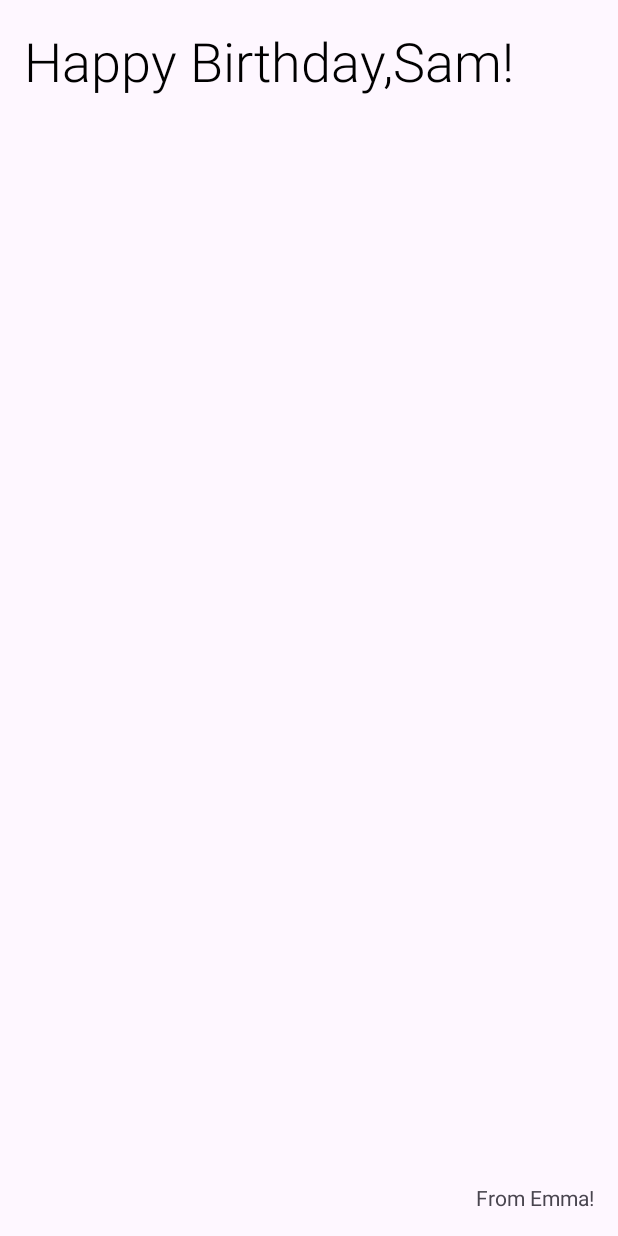
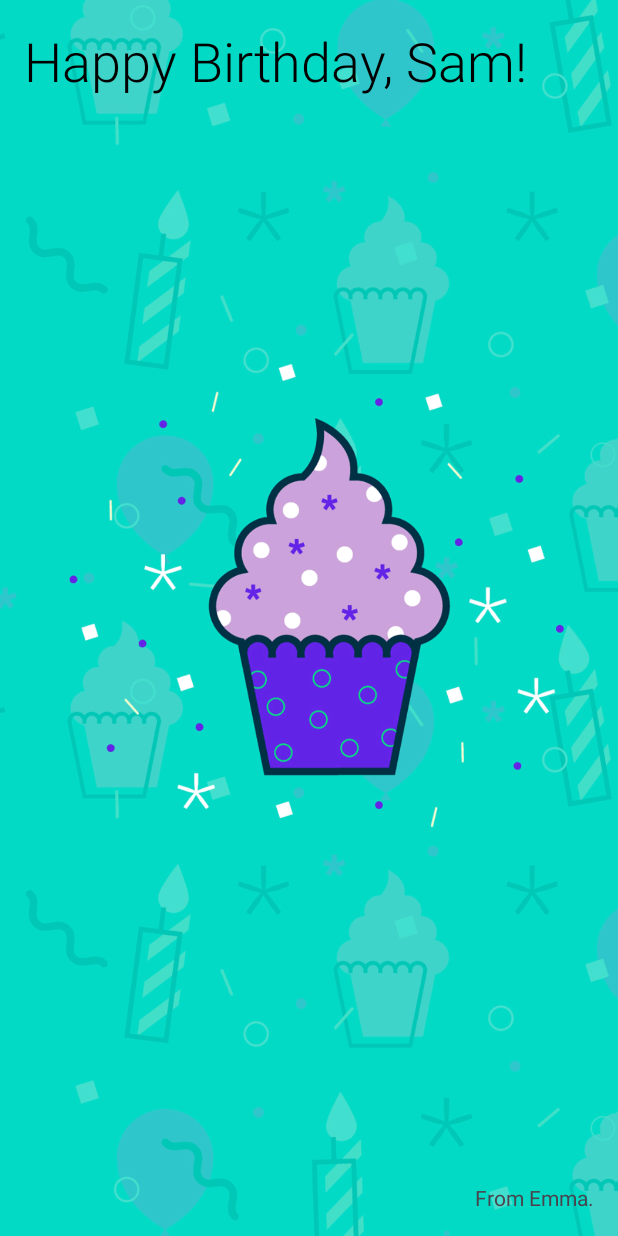
Before and after one commit to AnhLoiChu/kotlinLearning, an Android app: the screen it shows after launch (MainActivity), on a phone screen of 412 x 824 dp. Run offline under Robolectric (Android 15) with nearby library versions, the phone set to English and light mode, and no system bars.

Commit message:
lesson4.2(done)

```diff
--- a/lesson4.1_4.2/HappyBirthday/app/src/main/res/layout/activity_main.xml
+++ b/lesson4.1_4.2/HappyBirthday/app/src/main/res/layout/activity_main.xml
@@ -7,6 +7,19 @@
     android:layout_height="match_parent"
     tools:context=".MainActivity">
 
+    <ImageView
+        android:id="@+id/imageView"
+        android:layout_width="0dp"
+        android:layout_height="0dp"
+        android:importantForAccessibility="no"
+        android:scaleType="centerCrop"
+        app:layout_constraintBottom_toBottomOf="parent"
+        app:layout_constraintEnd_toEndOf="parent"
+        app:layout_constraintStart_toStartOf="parent"
+        app:layout_constraintTop_toTopOf="parent"
+        app:srcCompat="@drawable/androidparty"
+        tools:ignore="ContentDescription" />
+
     <TextView
         android:id="@+id/textView"
         android:layout_width="wrap_content"
@@ -14,11 +27,12 @@
         android:layout_marginStart="16dp"
         android:layout_marginTop="16dp"
         android:fontFamily="sans-serif-light"
-        android:text="Happy Birthday,Sam!"
+        android:text="@string/happy_birthday_text"
         android:textColor="@android:color/black"
         android:textSize="36sp"
         app:layout_constraintStart_toStartOf="parent"
-        app:layout_constraintTop_toTopOf="parent" />
+        app:layout_constraintTop_toTopOf="parent"
+        tools:ignore="HardcodedText" />
 
     <TextView
         android:id="@+id/textView2"
@@ -26,7 +40,9 @@
         android:layout_height="wrap_content"
         android:layout_marginEnd="16dp"
         android:layout_marginBottom="16dp"
-        android:text="From Emma!"
+        android:text="@string/signature_text"
         app:layout_constraintBottom_toBottomOf="parent"
-        app:layout_constraintEnd_toEndOf="parent" />
+        app:layout_constraintEnd_toEndOf="parent"
+        tools:ignore="HardcodedText" />
+
 </androidx.constraintlayout.widget.ConstraintLayout>
--- a/lesson4.1_4.2/HappyBirthday/app/src/main/res/values/strings.xml
+++ b/lesson4.1_4.2/HappyBirthday/app/src/main/res/values/strings.xml
@@ -1,3 +1,5 @@
 <resources>
     <string name="app_name">Happy Birthday</string>
+    <string name="happy_birthday_text">Happy Birthday, Sam!</string>
+    <string name="signature_text">From Emma.</string>
 </resources>
--- a/lesson4.1_4.2/HappyBirthday/gradle/libs.versions.toml
+++ b/lesson4.1_4.2/HappyBirthday/gradle/libs.versions.toml
@@ -5,8 +5,8 @@ coreKtx = "1.13.1"
 junit = "4.13.2"
 junitVersion = "1.2.1"
 espressoCore = "3.6.1"
-appcompat = "1.7.0"
-material = "1.12.0"
+appcompat = "1.6.1"
+material = "1.10.0"
 activity = "1.9.2"
 constraintlayout = "2.1.4"
 
```
Also changed, not shown: lesson4.1_4.2/HappyBirthday/app/src/main/res/drawable/androidparty.png (added), lesson4.1_4.2/HappyBirthday/gradle/wrapper/gradle-wrapper.properties, lesson4.1_4.2/HappyBirthday/settings.gradle.kts (line endings or trailing spaces), 1 other file.
